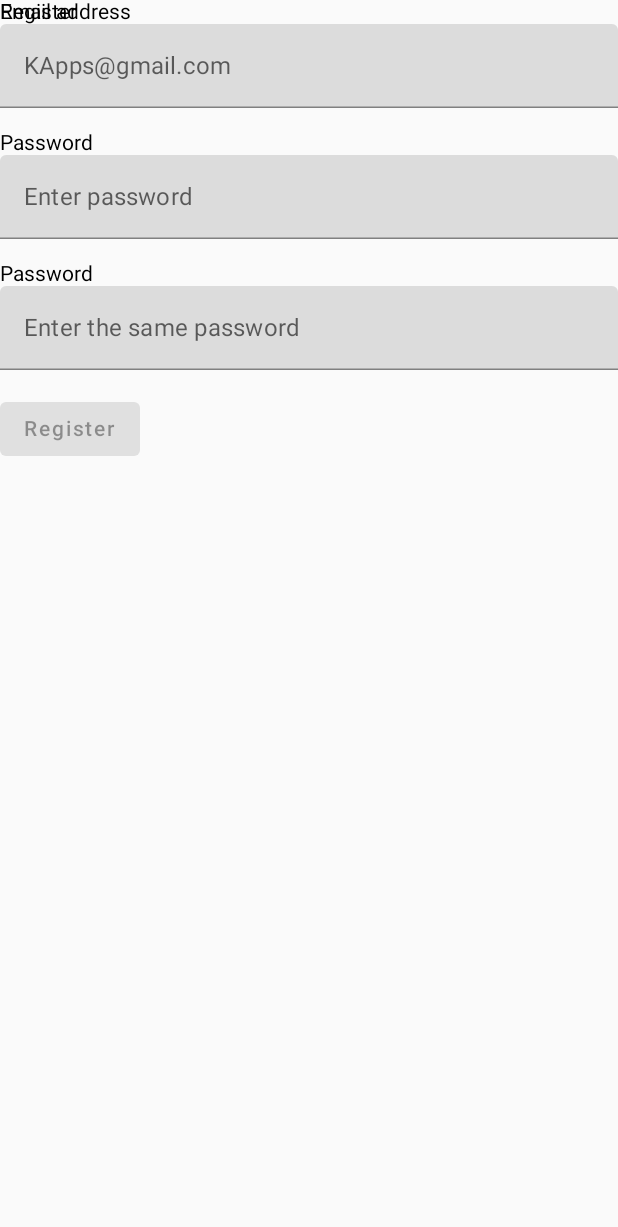
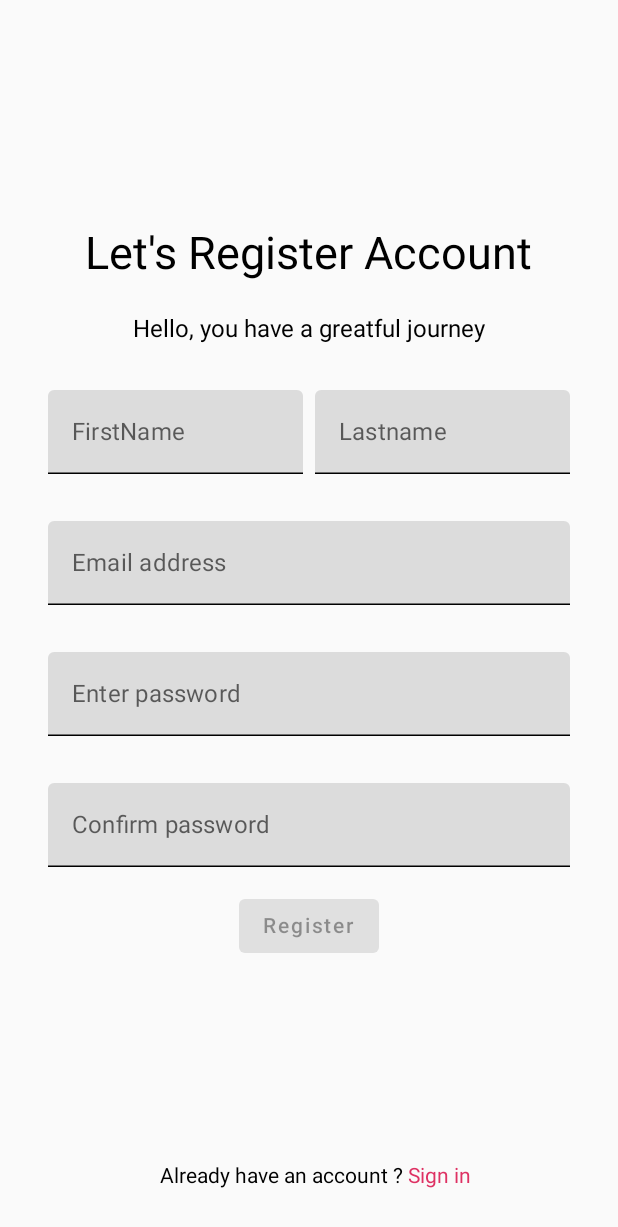
Before and after one commit to loic-dev/UQAC_projet_prog_mobile, an Android app built with Jetpack Compose: the RegisterScreen screen opened through its navigation route, on a phone screen of 412 x 824 dp. Shown: the top 1227 px of the screen. Run offline under Robolectric (Android 15) with nearby library versions, the phone set to English and light mode, and no system bars; our stand-ins replace Dagger/Hilt's generated code.

Commit message:
modification de Register et ajout de l'adaptation aux tailles d'ecrans

```diff
--- a/app/build.gradle.kts
+++ b/app/build.gradle.kts
@@ -59,6 +59,7 @@ android {
 
 dependencies {
 
+    implementation("androidx.window:window:1.1.0")
     val room_version = "2.6.0"
     val hilt_version = "2.48.1"
 
--- a/app/src/main/java/com/example/projet_prog_mobile/MainActivity.kt
+++ b/app/src/main/java/com/example/projet_prog_mobile/MainActivity.kt
@@ -3,7 +3,9 @@ package com.example.projet_prog_mobile
 import android.os.Bundle
 import androidx.activity.ComponentActivity
 import androidx.activity.compose.setContent
+import com.example.projet_prog_mobile.presentation.ui.theme.Projet_prog_mobileTheme
 import com.example.projet_prog_mobile.util.Navigation
+import com.example.projet_prog_mobile.util.rememberWindowInfo
 import dagger.hilt.android.AndroidEntryPoint
 
 @AndroidEntryPoint
--- a/app/src/main/java/com/example/projet_prog_mobile/domain/use_cases/ValidateRegisterInputUseCase.kt
+++ b/app/src/main/java/com/example/projet_prog_mobile/domain/use_cases/ValidateRegisterInputUseCase.kt
@@ -4,14 +4,21 @@ import com.example.projet_prog_mobile.domain.model.RegisterInputValidationType
 import javax.inject.Inject
 
 class ValidateRegisterInputUseCase @Inject constructor() {
-    operator fun invoke(email: String, password: String, password2: String): RegisterInputValidationType {
-        if (email.isEmpty() || password.isEmpty() || password2.isEmpty()) {
+    operator fun invoke(
+        firstName: String,
+        lastName: String,
+        email: String,
+        passwordInput: String,
+        passwordConfirmInput: String,
+
+    ): RegisterInputValidationType {
+        if (firstName.isEmpty() || lastName.isEmpty() || email.isEmpty() || passwordInput.isEmpty() || passwordConfirmInput.isEmpty()) {
             return RegisterInputValidationType.EmptyField
         }
         if ("@" !in email) {
             return RegisterInputValidationType.NoEmail
         }
-        if (!password.equals(password2)) {
+        if (!passwordInput.equals(passwordConfirmInput)) {
             return RegisterInputValidationType.WrongPassword
         }
         return RegisterInputValidationType.Valid
--- /dev/null
+++ b/app/src/main/java/com/example/projet_prog_mobile/presentation/components/GoToRegisterButton.kt
@@ -0,0 +1,26 @@
+// Fichier GoToRegisterButton.kt
+
+package com.example.projet_prog_mobile.presentation.components
+
+import androidx.compose.foundation.layout.fillMaxWidth
+import androidx.compose.material.Button
+import androidx.compose.material.Text
+import androidx.compose.runtime.Composable
+import androidx.compose.ui.Modifier
+
+
+
+@Composable
+fun GoToRegisterButton(
+    modifier: Modifier = Modifier,
+    text: String,
+
+) {
+    Button(
+        modifier = modifier.fillMaxWidth(),
+        onClick = {
+        }
+    ) {
+        Text(text = text)
+    }
+}
--- a/app/src/main/java/com/example/projet_prog_mobile/presentation/components/InputTextAuth.kt
+++ b/app/src/main/java/com/example/projet_prog_mobile/presentation/components/InputTextAuth.kt
@@ -2,11 +2,15 @@ package com.example.projet_prog_mobile.presentation.components
 
 import androidx.compose.foundation.layout.Column
 import androidx.compose.foundation.layout.fillMaxWidth
+import androidx.compose.foundation.text.KeyboardActions
 import androidx.compose.foundation.text.KeyboardOptions
 import androidx.compose.material.*
 import androidx.compose.runtime.Composable
 import androidx.compose.ui.Modifier
+import androidx.compose.ui.focus.FocusRequester
+import androidx.compose.ui.graphics.Color
 import androidx.compose.ui.text.input.KeyboardType
+import androidx.compose.ui.text.input.VisualTransformation
 import androidx.compose.ui.tooling.preview.Preview
 
 @Composable
@@ -16,11 +20,13 @@ fun TextEntryModule(
     hint:String,
     textValue:String,
     keyboardType: KeyboardType = KeyboardType.Ascii,
-    onValueChanged:(String) -> Unit
+    onValueChanged:(String) -> Unit,
+    isSelected: Boolean = false,
 ) {
 
     Column(modifier = modifier){
         Text(text = description)
+
         TextField(
             modifier = Modifier.fillMaxWidth(),
             value = textValue,
@@ -28,6 +34,12 @@ fun TextEntryModule(
             singleLine = true,
             placeholder = { Text(hint) },
             keyboardOptions = KeyboardOptions(keyboardType = keyboardType),
+            colors = TextFieldDefaults.textFieldColors(
+                textColor = if (isSelected) Color(0xFFDE3163) else Color.Black,
+                cursorColor = if (isSelected) Color(0xFFDE3163) else Color.Black,
+                focusedIndicatorColor = if (isSelected) Color(0xFFDE3163) else Color.Black,
+                unfocusedIndicatorColor = if (isSelected) Color(0xFFDE3163) else Color.Black
+            )
         )
     }
 }
--- a/app/src/main/java/com/example/projet_prog_mobile/presentation/screens/register_screen/RegisterScreen.kt
+++ b/app/src/main/java/com/example/projet_prog_mobile/presentation/screens/register_screen/RegisterScreen.kt
@@ -4,23 +4,45 @@ package com.example.projet_prog_mobile.presentation.screens.register_screen
 import androidx.compose.foundation.layout.Arrangement
 import androidx.compose.foundation.layout.Box
 import androidx.compose.foundation.layout.Column
+import androidx.compose.foundation.layout.Row
+import androidx.compose.foundation.layout.Spacer
+import androidx.compose.foundation.layout.fillMaxSize
 import androidx.compose.foundation.layout.fillMaxWidth
+import androidx.compose.foundation.layout.padding
+import androidx.compose.foundation.shape.RoundedCornerShape
+import androidx.compose.foundation.text.ClickableText
 import androidx.compose.material.Text
 import androidx.compose.runtime.Composable
+import androidx.compose.runtime.getValue
+import androidx.compose.runtime.mutableStateOf
+import androidx.compose.runtime.saveable.rememberSaveable
+import androidx.compose.runtime.setValue
 import androidx.hilt.navigation.compose.hiltViewModel
 import androidx.compose.ui.Alignment
 import androidx.compose.ui.Modifier
+import androidx.compose.ui.draw.clip
+import androidx.compose.ui.graphics.Color
+import androidx.compose.ui.text.SpanStyle
+import androidx.compose.ui.text.buildAnnotatedString
 import androidx.compose.ui.text.input.KeyboardType
+import androidx.compose.ui.text.withStyle
 import androidx.compose.ui.unit.dp
+import androidx.compose.ui.unit.sp
+import androidx.navigation.NavController
 import com.example.projet_prog_mobile.presentation.components.NavDestinationHelper
 import com.example.projet_prog_mobile.presentation.components.RegisterButton
 import com.example.projet_prog_mobile.presentation.components.TextEntryModule
+import com.example.projet_prog_mobile.presentation.ui.theme.Projet_prog_mobileTheme
 import com.example.projet_prog_mobile.presentation.viewModel.RegisterViewModel
+import com.example.projet_prog_mobile.util.ScreenRoutes
+import com.example.projet_prog_mobile.util.WindowInfo
+import com.example.projet_prog_mobile.util.rememberWindowInfo
 
 @Composable
 fun RegisterScreen(
     onRegisterSuccessNavigation: () -> Unit,
     registerViewModel: RegisterViewModel = hiltViewModel(),
+    navController: NavController
 ) {
 
     NavDestinationHelper(
@@ -32,71 +54,145 @@ fun RegisterScreen(
         }
     )
 
-    Box {
-        Box(contentAlignment = Alignment.Center){
-            Text(text = "Register")
-        }
         RegisterContainer(
+            firstNameValue = { registerViewModel.registerState.firstNameInput },
+            lastNameValue = { registerViewModel.registerState.lastNameInput },
             emailValue = { registerViewModel.registerState.emailInput },
             passwordValue = { registerViewModel.registerState.passwordInput },
-            passwordValue2 = { registerViewModel.registerState.passwordInput },
+            passwordConfirmValue = { registerViewModel.registerState.passwordConfirmInput },
             buttonEnabled = { registerViewModel.registerState.isInputValid },
+            onFirstNameValueChanged = registerViewModel::onFirstNameInputChange,
+            onLastNameValueChanged = registerViewModel::onLastNameInputChange,
             onEmailChanged = registerViewModel::onEmailInputChange,
             onPasswordChanged = registerViewModel::onPasswordInputChange,
+            onPasswordConfirmChanged = registerViewModel::onPasswordConfirmInputChange,
             onRegisterButtonClick = registerViewModel::onRegisterClick,
             errorHint = { registerViewModel.registerState.errorMessageInput },
-            isLoading = { registerViewModel.registerState.isLoading })
+            isLoading = { registerViewModel.registerState.isLoading },
+            navController = navController)
     }
 
-}
 
 @Composable
 fun RegisterContainer(
+    firstNameValue:() -> String,
+    lastNameValue:() -> String,
     emailValue:() -> String,
     passwordValue:()-> String,
-    passwordValue2:()-> String,
+    passwordConfirmValue:()-> String,
     buttonEnabled:() -> Boolean,
+    onFirstNameValueChanged:(String) -> Unit,
+    onLastNameValueChanged:(String) -> Unit,
     onEmailChanged:(String) -> Unit,
     onPasswordChanged:(String) -> Unit,
+    onPasswordConfirmChanged:(String) -> Unit,
     onRegisterButtonClick:()->Unit,
     errorHint:()->String?,
     isLoading:()->Boolean,
-    modifier: Modifier = Modifier
+    navController: NavController,
 ) {
+
+    Projet_prog_mobileTheme {
+        val windowInfo = rememberWindowInfo()
+        if (windowInfo.screenWidthInfo is WindowInfo.WindowType.Compact) {
+            Box(
+                modifier = Modifier
+                    .fillMaxSize()
+                    .padding(16.dp)
+                    .clip(RoundedCornerShape(0.dp)),
+                contentAlignment = Alignment.Center
+            ) {
+
                 Column(
-        modifier = modifier,
-        verticalArrangement = Arrangement.spacedBy(15.dp)
-    ){
+                    modifier = Modifier
+                        .fillMaxWidth()
+                        .padding(16.dp),
+                    verticalArrangement = Arrangement.spacedBy(15.dp),
+                    horizontalAlignment = Alignment.CenterHorizontally
+                ) {
+                    Spacer(modifier = Modifier.weight(1f))
+                    Text(
+                        text = "Let's Register Account",
+                        fontSize = 30.sp,  // Taille plus grande pour le premier texte
+                        modifier = Modifier.padding(bottom = 8.dp)  // Espacement vers le bas
+                    )
+                    Text(
+                        text = "Hello, you have a greatful journey",
+                        fontSize = 16.sp  // Taille normale pour le deuxième texte
+                    )
+                    Row(
+
+                        modifier = Modifier.fillMaxWidth(),
+                        horizontalArrangement = Arrangement.spacedBy(8.dp)
+                    ) {
+                        TextEntryModule(
+                            modifier = Modifier.weight(1f),
+                            description = "",
+                            hint = "FirstName",
+                            textValue = firstNameValue(),
+                            onValueChanged = onFirstNameValueChanged,
+                        )
+
+                        // Deuxième entrée de texte
+                        TextEntryModule(
+                            modifier = Modifier.weight(1f),
+                            description = "",
+                            hint = "Lastname",
+                            textValue = lastNameValue(),
+                            onValueChanged = onLastNameValueChanged,
+                        )
+                    }
                     TextEntryModule(
                         modifier = Modifier
                             .fillMaxWidth(),
-            description = "Email address",
-            hint = "KApps@gmail.com",
+                        description = "",
+                        hint = "Email address",
                         textValue = emailValue(),
                         onValueChanged = onEmailChanged,
                     )
                     TextEntryModule(
-            description = "Password",
+                        description = "",
                         hint = "Enter password",
                         textValue = passwordValue(),
                         onValueChanged = onPasswordChanged,
                         keyboardType = KeyboardType.Password
                     )
                     TextEntryModule(
-            description = "Password",
-            hint = "Enter the same password",
-            textValue = passwordValue2(),
-            onValueChanged = onPasswordChanged,
+                        description = "",
+                        hint = "Confirm password",
+                        textValue = passwordConfirmValue(),
+                        onValueChanged = onPasswordConfirmChanged,
                         keyboardType = KeyboardType.Password
                     )
-        Column{
+
                     RegisterButton(
                         text = "Register",
                         enabled = buttonEnabled(),
                         isLoading = isLoading(),
                         onButtonClick = onRegisterButtonClick
                     )
-            Text(errorHint() ?: "")
+                    Spacer(modifier = Modifier.weight(1f))
+                    val annotatedString = buildAnnotatedString {
+                        append("Already have an account ? ")
+                        withStyle(style = SpanStyle(color = Color(0xFFDE3163))) {
+                            append("Sign in")
+                        }
+
+                    }
+                    ClickableText(
+                        text = annotatedString,
+                        modifier = Modifier.padding(start = 8.dp),
+                        onClick = {
+                            navController.navigate(ScreenRoutes.LoginScreen.route)
+
+                        }
+                    )
+                }
+                Text(errorHint() ?: "", modifier = Modifier.padding(top = 8.dp))
+            }
+        }
+        else{
+
         }
     }
 }
--- a/app/src/main/java/com/example/projet_prog_mobile/presentation/state/RegisterState.kt
+++ b/app/src/main/java/com/example/projet_prog_mobile/presentation/state/RegisterState.kt
@@ -1,9 +1,11 @@
 package com.example.projet_prog_mobile.presentation.state
 
 data class RegisterState(
+    val firstNameInput: String = "",
+    val lastNameInput:String = "",
     val emailInput: String = "",
     val passwordInput:String = "",
-    val passwordInput2:String = "",
+    val passwordConfirmInput:String = "",
     val isInputValid:Boolean = false,
     val isPasswordShown:Boolean = false,
     val errorMessageInput:String? = null,
--- a/app/src/main/java/com/example/projet_prog_mobile/presentation/ui/theme/Theme.kt
+++ b/app/src/main/java/com/example/projet_prog_mobile/presentation/ui/theme/Theme.kt
@@ -62,6 +62,7 @@ fun Projet_prog_mobileTheme(
         }
     }
 
+
     MaterialTheme(
         colorScheme = colorScheme,
         typography = Typography,
--- a/app/src/main/java/com/example/projet_prog_mobile/presentation/viewModel/RegisterViewModel.kt
+++ b/app/src/main/java/com/example/projet_prog_mobile/presentation/viewModel/RegisterViewModel.kt
@@ -22,7 +22,14 @@ class RegisterViewModel @Inject constructor(
     var registerState by mutableStateOf(RegisterState())
         private set
 
-
+    fun onFirstNameInputChange(newValue: String){
+        registerState = registerState.copy(firstNameInput = newValue)
+        checkInputValidation()
+    }
+    fun onLastNameInputChange(newValue: String){
+        registerState = registerState.copy(lastNameInput = newValue)
+        checkInputValidation()
+    }
     fun onEmailInputChange(newValue: String){
         registerState = registerState.copy(emailInput = newValue)
         checkInputValidation()
@@ -33,8 +40,8 @@ class RegisterViewModel @Inject constructor(
         checkInputValidation()
     }
 
-    fun onPassword2InputChange(newValue: String){
-        registerState = registerState.copy(passwordInput2 = newValue)
+    fun onPasswordConfirmInputChange(newValue: String){
+        registerState = registerState.copy(passwordConfirmInput = newValue)
         checkInputValidation()
     }
 
@@ -42,7 +49,8 @@ class RegisterViewModel @Inject constructor(
         registerState = registerState.copy(isLoading = true)
         viewModelScope.launch {
             registerState = try{
-                val registerResult = userRepository.authUser()
+
+                val registerResult = userRepository.registerUser(registerState.firstNameInput, registerState.lastNameInput, registerState.emailInput, registerState.passwordInput)
                 registerState.copy(isSuccessRegister = registerResult)
             }catch(e: Exception){
                 registerState.copy(errorMessageRegister = "Could not register")
@@ -54,9 +62,11 @@ class RegisterViewModel @Inject constructor(
 
     private fun checkInputValidation(){
         val validationResult = validateRegisterInputUseCase(
+            registerState.firstNameInput,
+            registerState.lastNameInput,
             registerState.emailInput,
             registerState.passwordInput,
-            registerState.passwordInput2
+            registerState.passwordConfirmInput
         )
         processInputValidationType(validationResult)
     }
--- a/app/src/main/java/com/example/projet_prog_mobile/util/Navigation.kt
+++ b/app/src/main/java/com/example/projet_prog_mobile/util/Navigation.kt
@@ -17,7 +17,7 @@ import com.example.projet_prog_mobile.presentation.screens.register_screen.Regis
 fun Navigation() {
     val navController = rememberNavController()
 
-    NavHost(navController = navController, startDestination = ScreenRoutes.SplashScreen.route){
+    NavHost(navController = navController, startDestination = ScreenRoutes.LoginScreen.route){
         composable(ScreenRoutes.SplashScreen.route){
             SplashScreen(
                 onLoginSuccessNavigation = {
@@ -49,7 +49,8 @@ fun Navigation() {
                     navController.navigate(ScreenRoutes.LoginScreen.route){
                         popUpTo(0)
                     }
-                }
+                },
+                navController = navController
             )
         }
 
--- /dev/null
+++ b/app/src/main/java/com/example/projet_prog_mobile/util/RememberWindowInfo.kt
@@ -0,0 +1,39 @@
+package com.example.projet_prog_mobile.util
+import androidx.compose.runtime.Composable
+import androidx.compose.ui.platform.LocalConfiguration
+import androidx.compose.ui.unit.Dp
+import androidx.compose.ui.unit.dp
+
+
+@Composable
+fun rememberWindowInfo(): WindowInfo{
+val configuration = LocalConfiguration.current
+    return WindowInfo(
+        screenWidthInfo = when {
+            configuration.screenWidthDp < 600 -> WindowInfo.WindowType.Compact
+            configuration.screenWidthDp < 840 -> WindowInfo.WindowType.Medium
+            else -> WindowInfo.WindowType.Expanded
+        },
+        screenHeightInfo = when {
+            configuration.screenHeightDp < 480 -> WindowInfo.WindowType.Compact
+            configuration.screenHeightDp < 900 -> WindowInfo.WindowType.Medium
+            else -> WindowInfo.WindowType.Expanded
+        },
+        screenWidth = configuration.screenWidthDp.dp,
+        screenHeight = configuration.screenHeightDp.dp
+    )
+}
+
+data class WindowInfo(
+    val screenWidthInfo: WindowType,
+    val screenHeightInfo: WindowType,
+    val screenWidth: Dp,
+    val screenHeight: Dp,
+   ){
+    sealed class WindowType{
+        object Compact: WindowType()
+        object Medium: WindowType()
+        object Expanded: WindowType()
+
+    }
+}
```
Lines whose indentation alone changed are shown as unchanged.
